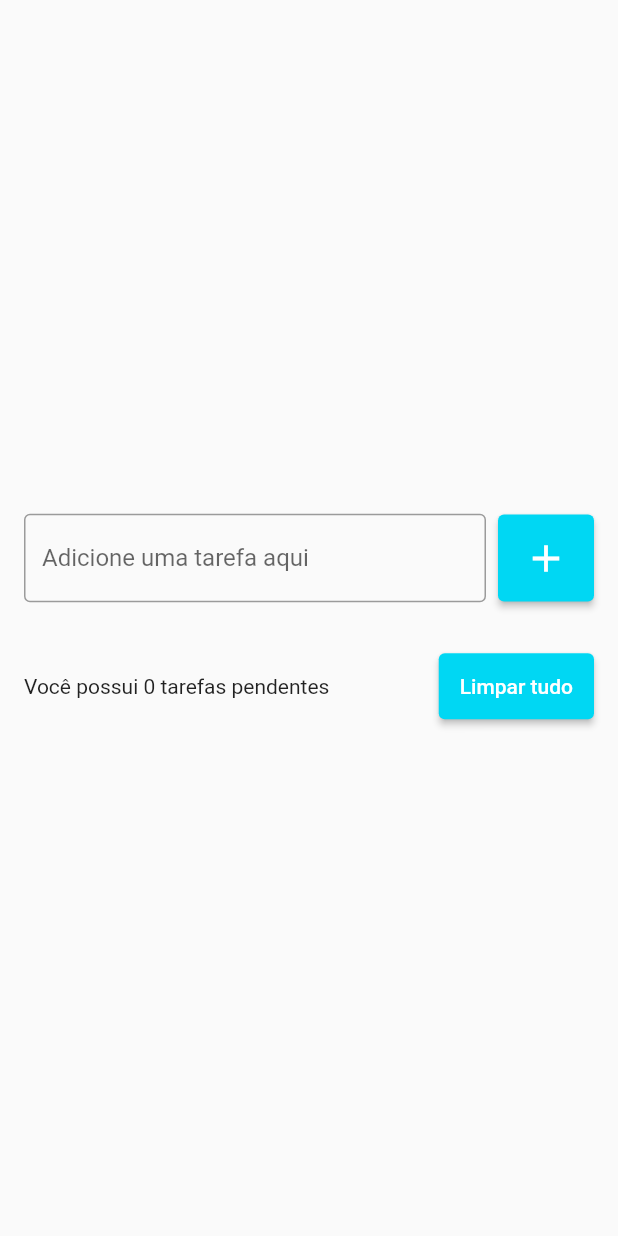
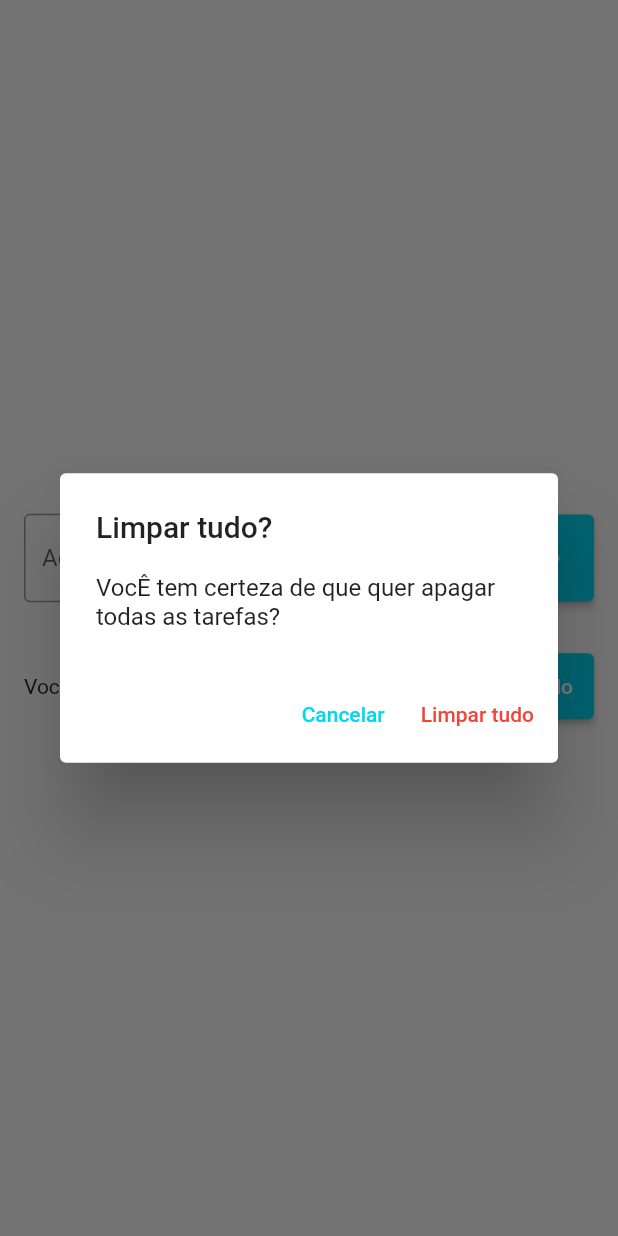
Before and after one commit to EwertonDutra/Flutter_Lista_de_Tarefas, a Flutter app: the screen it shows after launch, after a tap on "Limpar tudo", on a phone screen of 412 x 824 dp. Run offline on Flutter 3.47's test engine with Material 2 defaults, Android fonts, the phone set to English and light mode, and no system bars; our stand-ins replace flutter_slidable.

Commit message:
Diálogo de confirmação e limpar tudo

```diff
--- a/lib/pages/todo_list_page.dart
+++ b/lib/pages/todo_list_page.dart
@@ -91,7 +91,7 @@ class _TodoListPageState extends State<TodoListPage> {
                       width: 8,
                     ),
                     ElevatedButton(
-                      onPressed: () {},
+                      onPressed: showDeleteTodosConfirmationDialogs,
                       child: const Text('Limpar tudo'),
                       style: ElevatedButton.styleFrom(
                           primary: const Color(0xff00d7f3),
@@ -139,4 +139,42 @@ class _TodoListPageState extends State<TodoListPage> {
       ),
     );
   }
+
+  void showDeleteTodosConfirmationDialogs() {
+    showDialog(
+      context: context,
+      builder: (context) => AlertDialog(
+        title: const Text('Limpar tudo?'),
+        content:
+            const Text('VocÊ tem certeza de que quer apagar todas as tarefas?'),
+        actions: [
+          TextButton(
+            onPressed: () {
+              Navigator.of(context).pop();
+            },
+            child: const Text('Cancelar'),
+            style: TextButton.styleFrom(
+              primary: Color(0xff00d7f3),
+            ),
+          ),
+          TextButton(
+            onPressed: () {
+              Navigator.of(context).pop();
+              deleteAllTodos();
+            },
+            child: const Text('Limpar tudo'),
+            style: TextButton.styleFrom(
+              primary: Colors.red,
+            ),
+          ),
+        ],
+      ),
+    );
+  }
+
+  void deleteAllTodos() {
+    setState(() {
+      tarefas.clear();
+    });
+  }
 }
```
